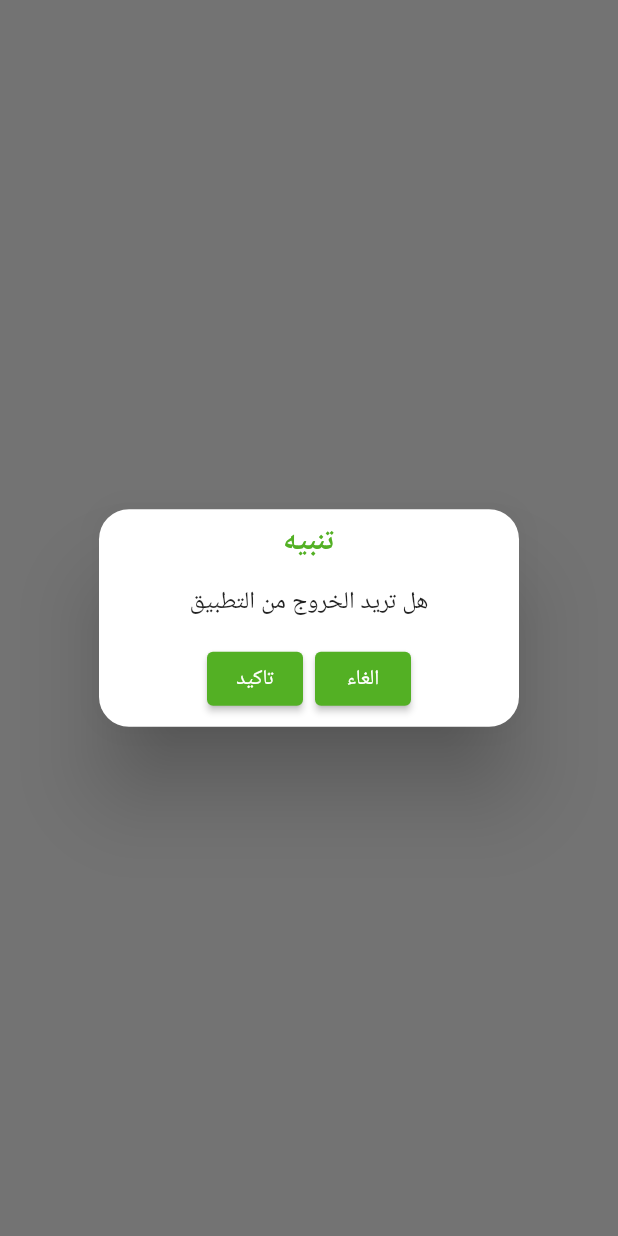
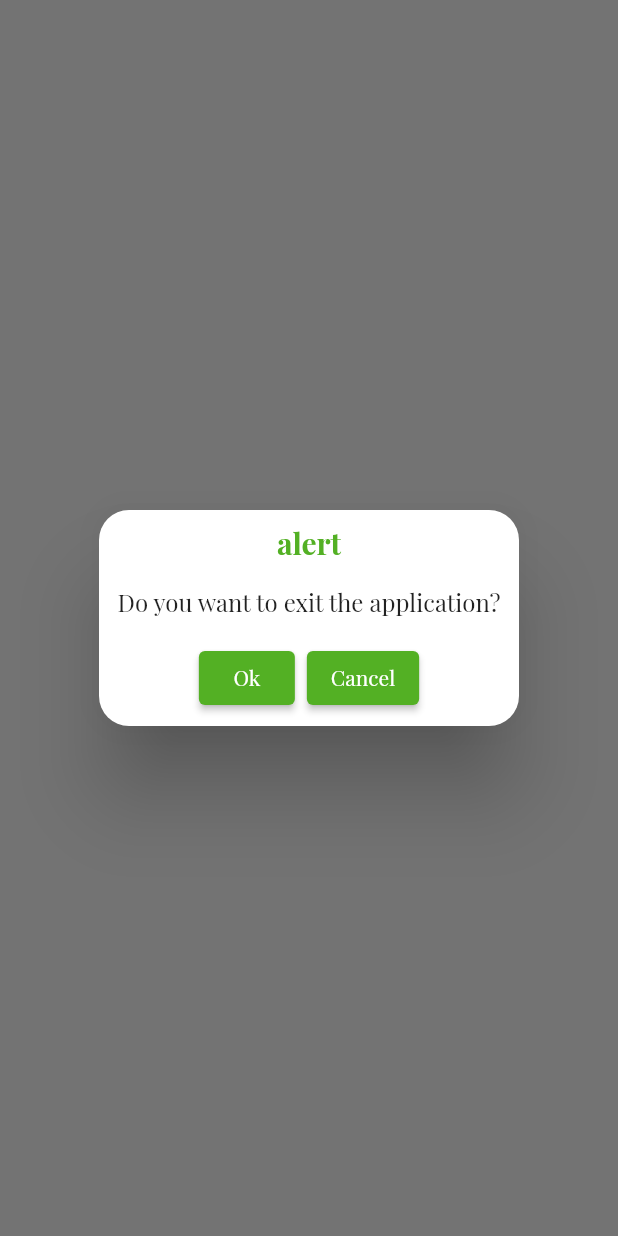
Before and after one commit to Tammam-Alhamed/E-commerce-flutter, a Flutter app: what alertExitApp() shows on an empty page, opened directly, on a phone screen of 412 x 824 dp. Run offline on Flutter 3.47's test engine with Material 2 defaults, Android fonts, the phone set to English and light mode, and no system bars; our stand-ins replace cached_network_image, carousel_slider, dartz, firebase_core, firebase_messaging, flutter_otp_text_field and 10 more; missing offline and left inert: flutter_ringtone_player; accounts and stored records are empty; project files that could hold a hidden picture were left out.

Commit message:
change all lang++

```diff
--- a/lib/controller/auth/login_controller.dart
+++ b/lib/controller/auth/login_controller.dart
@@ -66,7 +66,7 @@ class LoginControllerImp extends LoginController {
           }
         } else {
           Get.defaultDialog(
-              title: "ُWarning", middleText: "Email Or Password Not Correct");
+              title: "90".tr, middleText: "91".tr);
           statusRequest = StatusRequest.failure;
         }
       }
--- a/lib/controller/auth/signup_controller.dart
+++ b/lib/controller/auth/signup_controller.dart
@@ -40,7 +40,7 @@ class SignUpControllerImp extends SignUpController {
             "email" : email.text
           });
         } else {
-          Get.defaultDialog(title: "ُWarning" , middleText: "Phone Number Or Email Already Exists") ;
+          Get.defaultDialog(title: "90".tr , middleText: "92".tr) ;
           statusRequest = StatusRequest.failure;
         }
       }
--- a/lib/controller/auth/verfiycodesignup_controller.dart
+++ b/lib/controller/auth/verfiycodesignup_controller.dart
@@ -31,8 +31,8 @@ class VerifyCodeSignUpControllerImp extends VerifyCodeSignUpController {
         Get.offNamed(AppRoute.successSignUp);
       } else {
         Get.defaultDialog(
-            title: "ُWarning",
-            middleText: "Verify Code Not Correct");
+            title: "90".tr,
+            middleText: "93".tr);
         statusRequest = StatusRequest.failure;
       }
     }
--- a/lib/controller/favorite_controller.dart
+++ b/lib/controller/favorite_controller.dart
@@ -37,8 +37,8 @@ class FavoriteController extends GetxController {
       // Start backend
       if (response['status'] == "success") {
         Get.rawSnackbar(
-            title: "اشعار",
-            messageText: const Text("تم اضافة المنتج من المفضلة "));
+            title: "99".tr,
+            messageText:  Text("107".tr));
         // data.addAll(response['data']);
       } else {
         statusRequest = StatusRequest.failure;
@@ -58,8 +58,8 @@ class FavoriteController extends GetxController {
       // Start backend
       if (response['status'] == "success") {
         Get.rawSnackbar(
-            title: "اشعار",
-            messageText: const Text("تم حذف المنتج من المفضلة "));
+            title: "99".tr,
+            messageText:  Text("117".tr));
         // data.addAll(response['data']);
       } else {
         statusRequest = StatusRequest.failure;
--- a/lib/controller/forgetpassword/forgetpassword_controller.dart
+++ b/lib/controller/forgetpassword/forgetpassword_controller.dart
@@ -34,7 +34,7 @@ class ForgetPasswordControllerImp extends ForgetPasswordController {
             "email" : email.text
           });
         } else {
-          Get.defaultDialog(title: "ُWarning" , middleText: "Email Not Found");
+          Get.defaultDialog(title: "90".tr , middleText: "94".tr);
           statusRequest = StatusRequest.failure;
         }
       }
--- a/lib/controller/forgetpassword/resetpassword_controller.dart
+++ b/lib/controller/forgetpassword/resetpassword_controller.dart
@@ -29,7 +29,7 @@ class ResetPasswordControllerImp extends ResetPasswordController {
   goToSuccessResetPassword() async {
     if (password.text != repassword.text) {
       return Get.defaultDialog(
-          title: "warning", middleText: "Password Not Match");
+          title: "90".tr, middleText: "95".tr);
     }
 
     if (formstate.currentState!.validate()) {
@@ -44,13 +44,13 @@ class ResetPasswordControllerImp extends ResetPasswordController {
           Get.offNamed(AppRoute.successResetpassword);
         } else {
           Get.defaultDialog(
-              title: "ُWarning", middleText: "Try Again");
+              title: "90".tr, middleText: "96".tr);
           statusRequest = StatusRequest.failure;
         }
       }
       update();
     } else {
-      print("Not Valid");
+      print("97".tr);
     }
   }
 
--- a/lib/controller/forgetpassword/verifycode_controller.dart
+++ b/lib/controller/forgetpassword/verifycode_controller.dart
@@ -34,7 +34,7 @@ class VerifyCodeControllerImp extends VerifyCodeController {
         });
       } else {
         Get.defaultDialog(
-            title: "ُWarning", middleText: "Verify Code Not Correct");
+            title: "90".tr, middleText: "93".tr);
         statusRequest = StatusRequest.failure;
       }
     }
--- a/lib/core/functions/alertexitapp.dart
+++ b/lib/core/functions/alertexitapp.dart
@@ -4,9 +4,9 @@ import 'package:flutter/material.dart';
 import 'package:get/get.dart';
 Future<bool> alertExitApp() {
   Get.defaultDialog(
-      title: "تنبيه",
+      title: "101".tr,
       titleStyle:const  TextStyle(color: AppColor.primaryColor , fontWeight: FontWeight.bold),
-      middleText: "هل تريد الخروج من التطبيق",
+      middleText: "108".tr,
       actions: [
         ElevatedButton(
             style: ButtonStyle(
@@ -15,7 +15,7 @@ Future<bool> alertExitApp() {
             onPressed: () {
               exit(0);
             },
-            child:const Text("تاكيد")),
+            child: Text("109".tr)),
         ElevatedButton(
             style: ButtonStyle(
                 backgroundColor:
@@ -23,7 +23,7 @@ Future<bool> alertExitApp() {
             onPressed: () {
               Get.back();
             },
-            child:const Text("الغاء"))
+            child: Text("110".tr))
       ]);
   return Future.value(true);
 }
--- a/lib/core/localization/translation.dart
+++ b/lib/core/localization/translation.dart
@@ -93,6 +93,37 @@ class MyTranslation extends Translations {
       "85":"حالة الطلب",
       "86":"تفاصيل",
       "87":"حذف",
+      "88":"توصيل",
+      "89":"قيد التحضير",
+      "90":"خطأ",
+      "91":"تم إدخال كلمة المرور أو الإيميل بشكل غير صحيح",
+      "92":"رقم الهاتف أو الإيميل لمدخل موجود سابقاً",
+      "93":"رمز التأكيد غير صحيح",
+      "94":"الإيميل غير موجود",
+      "95":"كلمة المرور غير كافية",
+      "96":"حاول مرة أخرى",
+      "97":"غير متاح",
+      "98":"الكوبون غير متاح",
+      "99":"إشعار",
+      "100":"تم اضافة المنتج الى السلة",
+      "101":"تنبيه",
+      "102":"السله فارغه",
+      "103":"تم ازالة المنتج من السلة",
+      "104":"من فضلك,إختر طريقة الدفع ",
+      "105":"من فضلك, إختر طريقة التوصيل",
+      "106":"تم إرسال الطلب بنجاح",
+      "107":"تم إضافة المنتج الى المفضلة",
+      "108":"هل تريد الخروج من التطبيق؟",
+      "109":"تأكيد",
+      "110":"إلغاء",
+      "111":"إسم المستخدم غير متاح",
+      "112":"الإيميل غير متاح",
+      "113":"رقم الهاتف غير متاح",
+      "114":"لا يمكن أن يبقى فارغ",
+      "115":"لا يمكن أن يكون أقل من",
+      "116":"لا يمكن أن يكون أكثر من",
+      "117":"تم حذف المنتج من المفضلة"
+
 
     },
     "en": {
@@ -187,6 +218,36 @@ class MyTranslation extends Translations {
       "85":"Order Status",
       "86":"Details",
       "87":"Delete",
+      "88":"delivery",
+      "89":"In preparation",
+      "90":"ُWarning",
+      "91":"Email Or Password Not Correct",
+      "92":"Phone Number Or Email Already Exists",
+      "93":"Verify Code Not Correct",
+      "94":"Email Not Found",
+      "95":"Password Not Match",
+      "96":"Try Again",
+      "97":"Not Valid",
+      "98":"Coupon Not Valid",
+      "99":"notice",
+      "100":"The product has been added to the cart",
+      "101":"alert",
+      "102":"The cart is empty",
+      "103":"The product has been removed from the cart",
+      "104":"Please select a payment method",
+      "105":"Please select a order Type",
+      "106":"the order was successfully",
+      "107":"Products have been added to favorites",
+      "108":"Do you want to exit the application?",
+      "109":"Ok",
+      "110":"Cancel",
+      "111":"not valid username",
+      "112":"not valid email",
+      "113":"not valid phone",
+      "114":"can't be Empty",
+      "115":"can't be less than",
+      "116":"can't be larger than",
+      "117":"The product has been removed from favorites",
 
     },
     "ru":{
@@ -281,6 +342,36 @@ class MyTranslation extends Translations {
       "85":"Статус заказа",
       "86":"Подробности",
       "87":"Удалить",
+      "88":"доставка",
+      "89":"В подготовке",
+      "90":"предупреждение",
+      "91":"Электронная почта или пароль не верны",
+      "92":"Номер телефона или адрес электронной почты уже существует",
+      "93":"Проверьте, что код неверен",
+      "94":"Электронная почта не найдена",
+      "95":"Пароль не совпадает",
+      "96":"Попробуйте еще раз",
+      "97":"Недействительно",
+      "98":"Купон недействителен",
+      "99":"уведомление",
+      "100":"Продукт был добавлен в корзину",
+      "101":"тревога",
+      "102":"Корзина пуста",
+      "103":"Товар удален из корзины",
+      "104":"Пожалуйста, выберите способ оплаты",
+      "105":"Пожалуйста, выберите Тип заказа",
+      "106":"заказ успешно выполнен",
+      "107":"Товары добавлены в избранное",
+      "108":"Вы хотите выйти из приложения?",
+      "109":"Хорошо",
+      "110":"Отмена",
+      "111":"недействительное имя пользователя",
+      "112":"недействительный адрес электронной почты",
+      "113":"недействительный телефон",
+      "114":"не может быть пустым",
+      "115":"не может быть меньше",
+      "116":"не может быть больше, чем",
+      "117":"The product has been removed from favorites"
     }
   };
 }
--- a/lib/view/screen/language.dart
+++ b/lib/view/screen/language.dart
@@ -18,19 +18,19 @@ class Language extends GetView<LocaleController> {
               Text("1".tr, style: Theme.of(context).textTheme.headline1),
               const SizedBox(height: 20),
               CustomButtonLang(
-                  textbutton: "Ar",
+                  textbutton: "Arabic",
                   onPressed: () {
                     controller.changeLang("ar");
                     Get.toNamed(AppRoute.onBoarding) ;
                   }),
               CustomButtonLang(
-                  textbutton: "En",
+                  textbutton: "English",
                   onPressed: () {
                     controller.changeLang("en");
                     Get.toNamed(AppRoute.onBoarding) ;
                   }),
               CustomButtonLang(
-                  textbutton: "Ru",
+                  textbutton: "Russian",
                   onPressed: () {
                     controller.changeLang("ru");
                     Get.toNamed(AppRoute.onBoarding) ;
```
Also changed, not shown: lib/controller/cart_controller.dart (+6 -6 lines), lib/controller/checkout_controller.dart (+4 -4 lines), lib/controller/orders/archive_controller.dart (+8 -8 lines), lib/controller/orders/pending_controller.dart (+8 -8 lines), lib/controller/productdetails_controller.dart (+4 -4 lines), lib/core/functions/validinput.dart (+6 -6 lines).
